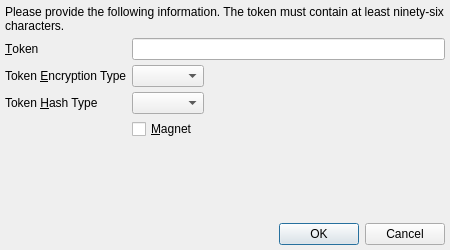
Above: branches/trunk/UI/spot-on-adaptive-echo-prompt.ui from textbrowser/spot-on before the change. Below: the same form after it.
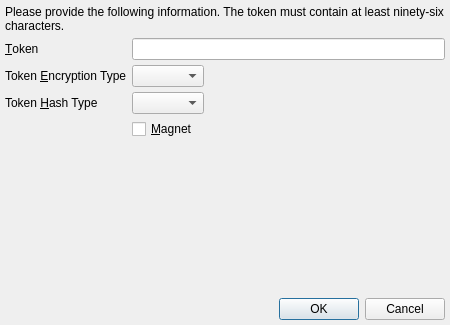
That is the form after the change. Icons and pictures are not drawn.

Diff of the .ui file:
```diff
--- a/branches/trunk/UI/spot-on-adaptive-echo-prompt.ui
+++ b/branches/trunk/UI/spot-on-adaptive-echo-prompt.ui
@@ -7,7 +7,7 @@
     <x>0</x>
     <y>0</y>
     <width>450</width>
-    <height>250</height>
+    <height>325</height>
    </rect>
   </property>
   <property name="windowIcon">
```
Left out of the diff: 11 changed lines with no effect on the pictures.
